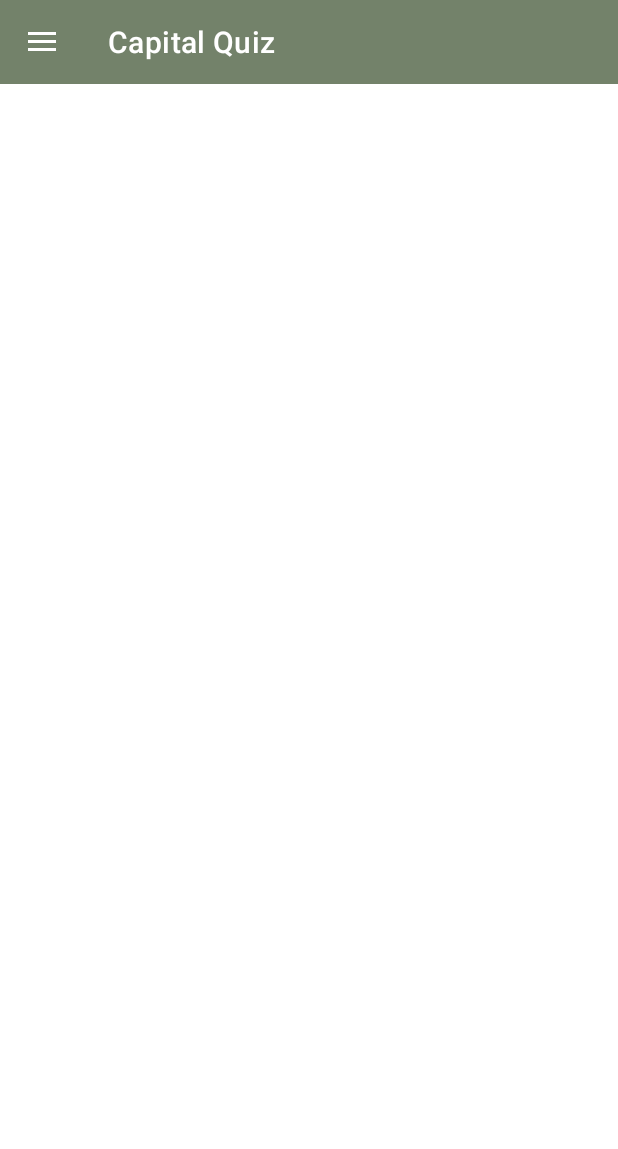
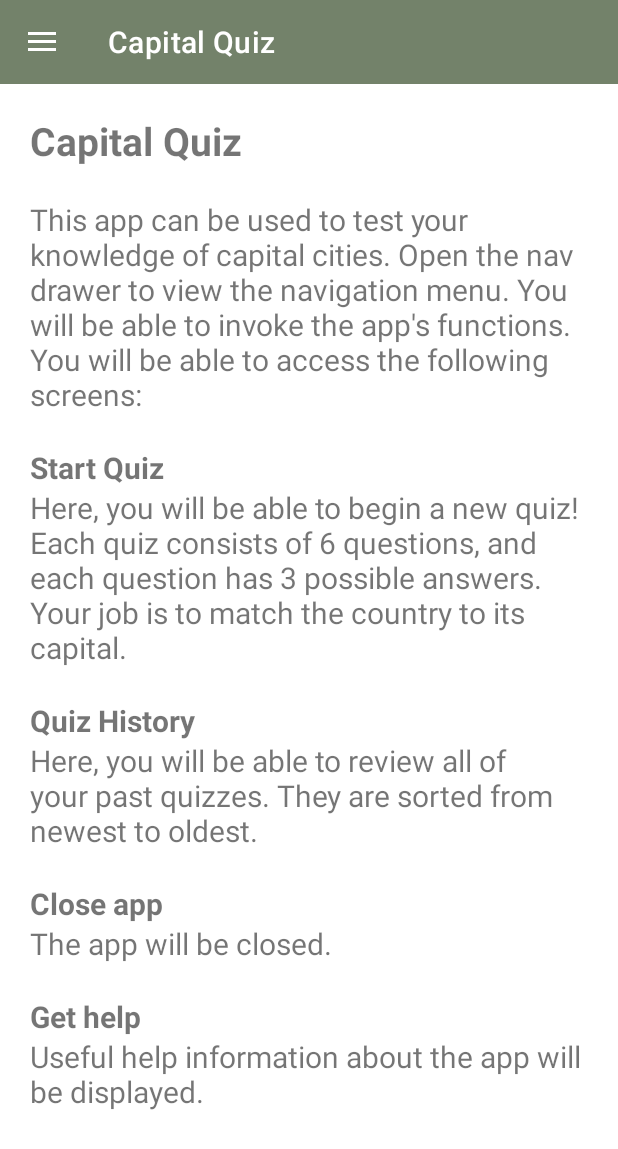
Before and after one commit to eugraff2/CapitalQuiz, an Android app: the screen it shows after launch (MainActivity), in the side drawer, after a tap on "Help", on a phone screen of 412 x 824 dp. Shown: the top 1149 px of the screen. Run offline under Robolectric (Android 15) with nearby library versions, the phone set to English and light mode, and no system bars.

Commit message:
Help Screen Setup

```diff
--- a/app/src/main/java/edu/uga/cs/capitalquiz/HelpFragment.java
+++ b/app/src/main/java/edu/uga/cs/capitalquiz/HelpFragment.java
@@ -14,4 +14,35 @@ import androidx.fragment.app.Fragment;
 public class HelpFragment extends Fragment {
 
     private static final String TAG = "HelpFragment";
+
+    public HelpFragment() {
+        // Required empty public constructor
+    }
+
+    public static HelpFragment newInstance() {
+        HelpFragment fragment = new HelpFragment();
+        return fragment;
+    }
+
+    @Override
+    public void onCreate( Bundle savedInstanceState ) {
+        super.onCreate(savedInstanceState);
+    }
+
+    @Override
+    public View onCreateView( LayoutInflater inflater, ViewGroup container,
+                              Bundle savedInstanceState ) {
+        // Inflate the layout for this fragment
+        return inflater.inflate( R.layout.fragment_help, container, false );
+    }
+
+    @Override
+    public void onViewCreated( @NonNull View view, Bundle savedInstanceState ) {
+        super.onViewCreated(view,savedInstanceState);
+
+        TextView textView = getView().findViewById( R.id.textView3 );
+        String text = getResources().getString( R.string.help_fragment_text );
+        textView.setText( HtmlCompat.fromHtml( text, HtmlCompat.FROM_HTML_MODE_LEGACY ) );
+    }
+
 }
--- /dev/null
+++ b/app/src/main/res/layout/fragment_help.xml
@@ -0,0 +1,26 @@
+<?xml version="1.0" encoding="utf-8"?>
+<ScrollView xmlns:android="http://schemas.android.com/apk/res/android"
+    xmlns:app="http://schemas.android.com/apk/res-auto"
+    xmlns:tools="http://schemas.android.com/tools"
+    android:id="@+id/ScrollView01"
+    android:layout_width="match_parent"
+    android:layout_height="match_parent"
+    android:scrollbars="horizontal|vertical">
+
+    <LinearLayout
+        android:id="@+id/helpLayout"
+        android:layout_width="match_parent"
+        android:layout_height="match_parent"
+        android:orientation="vertical">
+
+        <!-- TODO: Update blank fragment layout -->
+        <TextView
+            android:id="@+id/textView3"
+            android:layout_width="wrap_content"
+            android:layout_height="wrap_content"
+            android:padding="20dp"
+            android:text="@string/help_fragment_text"
+            android:textSize="20sp" />
+
+    </LinearLayout>
+</ScrollView>
--- a/app/src/main/res/values/strings.xml
+++ b/app/src/main/res/values/strings.xml
@@ -6,12 +6,11 @@
     <!-- TODO: Remove or change this placeholder text -->
     <string name="help_fragment_text">
         <![CDATA[
-            <h3>Capital Quiz</h3> <p>This app can be used to manage your potential job leads.
-            Each job lead includes the <i>company name</i>, <i>telephone number</i>, its <i>website URL</i>, and your brief <i>comments</i> about the company.
-            Open the nav drawer to view the navigation menu.  You will be able to invoke the app\'s functions.
+            <h3>Capital Quiz</h3> <p>This app can be used to test your knowledge of capital cities.
+             Open the nav drawer to view the navigation menu.  You will be able to invoke the app\'s functions.
             You will be able to access the following screens:<br/><br/>
              <b>Start Quiz</b><br/>
-             Here, you will be able to begin a new quiz! Each quiz consists of 6 questions, and each question ahs 3 possible answers. Your job is to match the country to its capital.<br/><br/>
+             Here, you will be able to begin a new quiz! Each quiz consists of 6 questions, and each question has 3 possible answers. Your job is to match the country to its capital.<br/><br/>
              <b>Quiz History</b><br/>
              Here, you will be able to review all of your past quizzes. They are sorted from newest to oldest. <br/><br/>
              <b>Close app</b><br/>
```
